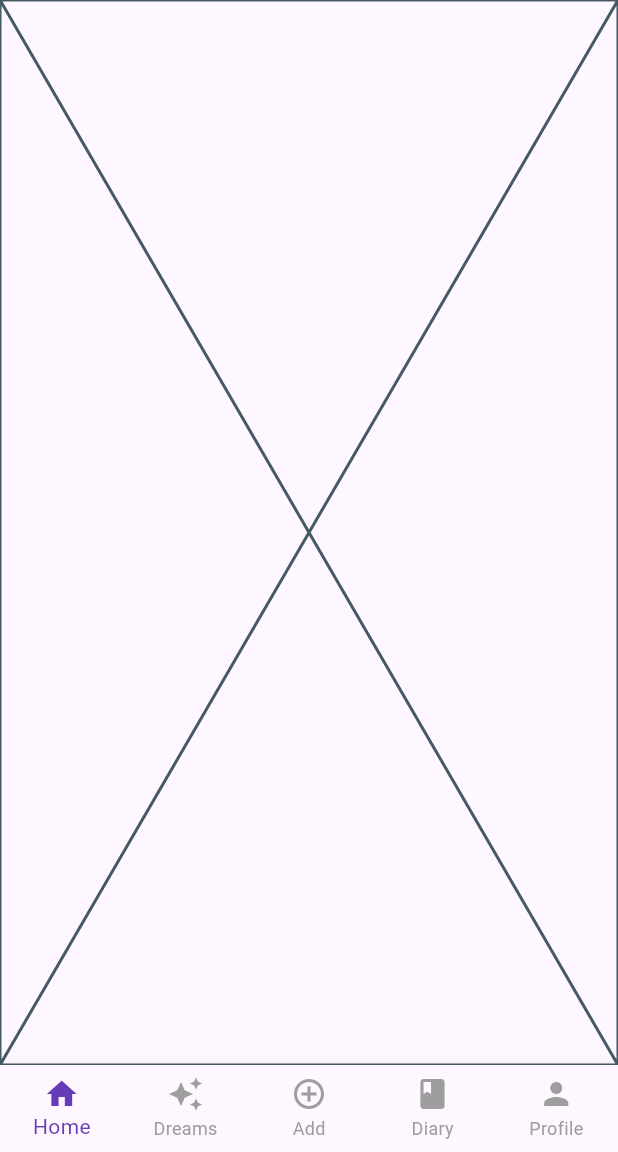
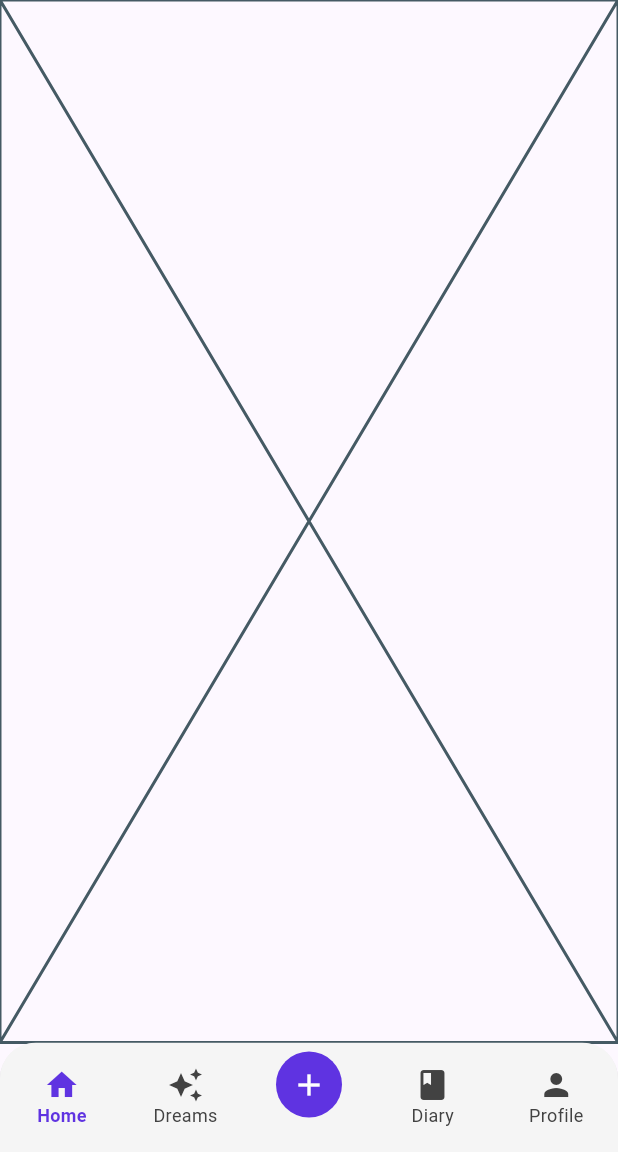
Before and after one commit to Firrizqia/Vireo-DreamListAPK, a Flutter app: the screen it shows after launch, on a phone screen of 412 x 824 dp, the part 84-1236 px from its top. Run offline on Flutter 3.47's test engine with Material 3 defaults, Android fonts, the phone set to English and light mode, and no system bars.

Commit message:
perubahan pada navbar dan penambahan warna

```diff
--- /dev/null
+++ b/lib/constants/primary_colors.dart
@@ -0,0 +1,3 @@
+import 'package:flutter/material.dart';
+
+const Color primaryColor = Color(0xFF5F33E1);
--- a/lib/main.dart
+++ b/lib/main.dart
@@ -3,6 +3,7 @@
 import 'package:vireo/screen/dream_list.dart';
 import 'package:vireo/screen/home_page.dart';
 import 'package:vireo/screen/profile_page.dart';
+import 'package:vireo/constants/primary_colors.dart';
 
 void main() {
   runApp(const MyApp());
@@ -16,9 +17,11 @@
     return MaterialApp(
       title: 'Vireo',
       theme: ThemeData(
-        colorScheme: ColorScheme.fromSeed(seedColor: Colors.deepPurple),
+        colorScheme: ColorScheme.fromSeed(seedColor: primaryColor),
+        useMaterial3: true,
       ),
       home: const MainScreen(),
+      debugShowCheckedModeBanner: false,
     );
   }
 }
@@ -31,94 +34,111 @@
 }
 
 class _MainScreenState extends State<MainScreen> {
-
   int _selectedIndex = 0;
 
-  final List<Widget> _page = [
+  final List<Widget> _pages = [
     const HomePage(),
     const DreamList(),
-    const SizedBox(),
+    const HomePage(), // Placeholder supaya indeks tetap konsisten
     const DiaryPage(),
-    const ProfilePage()
+    const ProfilePage(),
   ];
 
   void _onItemTapped(int index) {
     if (index == 2) {
       _showBottomDialog();
+      return;
     }
     setState(() {
       _selectedIndex = index;
     });
   }
 
-  void _showBottomDialog(){
+  void _showBottomDialog() {
     showModalBottomSheet(
       context: context,
-      builder: (context){
+      builder: (context) {
         return SizedBox(
           height: 200,
           child: Column(
             children: [
               ListTile(
-                leading:  const Icon(Icons.auto_awesome_sharp),
+                leading: const Icon(Icons.auto_awesome_sharp),
                 title: const Text('Add Dream'),
                 onTap: () {
                   Navigator.pop(context);
-                  // Add your action here
-                }
+                  // Tambahkan aksi di sini
+                },
               ),
               ListTile(
                 leading: const Icon(Icons.book),
                 title: const Text('Add Diary'),
                 onTap: () {
                   Navigator.pop(context);
-                  // Add your action here
-                }
-              )
+                  // Tambahkan aksi di sini
+                },
+              ),
             ],
           ),
         );
-      }
+      },
     );
   }
 
   @override
   Widget build(BuildContext context) {
     return Scaffold(
-      appBar: AppBar(
-        title: const Text('Vireo'),
+      appBar: AppBar(title: const Text('Vireo')),
+      body: _selectedIndex == 2 ? _pages[0] : _pages[_selectedIndex],
+      bottomNavigationBar: ClipRRect(
+        borderRadius: const BorderRadius.only(
+          topLeft: Radius.circular(24),
+          topRight: Radius.circular(24),
         ),
-      body: _page[_selectedIndex],
-      bottomNavigationBar: BottomNavigationBar(
+
+        child: BottomNavigationBar(
           currentIndex: _selectedIndex,
           onTap: _onItemTapped,
           type: BottomNavigationBarType.fixed,
-        items: const [
-          BottomNavigationBarItem(
+          selectedItemColor: primaryColor,
+          backgroundColor: Colors.grey[100],
+          unselectedItemColor: Colors.grey[800],
+          selectedLabelStyle: const TextStyle(
+            fontSize: 12,
+            fontWeight: FontWeight.w600,
+          ),
+          showUnselectedLabels: true,
+          items: [
+            const BottomNavigationBarItem(
               icon: Icon(Icons.home),
               label: 'Home',
             ),
-          BottomNavigationBarItem(
+            const BottomNavigationBarItem(
               icon: Icon(Icons.auto_awesome),
               label: 'Dreams',
             ),
             BottomNavigationBarItem(
-            icon: Icon(Icons.add_circle_outline),
-            label: 'Add',
+              icon: Container(
+                padding: const EdgeInsets.all(10),
+                decoration: const BoxDecoration(
+                  color: primaryColor,
+                  shape: BoxShape.circle,
                 ),
-          BottomNavigationBarItem(
+                child: const Icon(Icons.add, color: Colors.white),
+              ),
+              label: '',
+            ),
+            const BottomNavigationBarItem(
               icon: Icon(Icons.book),
               label: 'Diary',
             ),
-          BottomNavigationBarItem(
+            const BottomNavigationBarItem(
               icon: Icon(Icons.person),
               label: 'Profile',
             ),
           ],
-        selectedItemColor: Colors.deepPurple,
-        unselectedItemColor: Colors.grey,
         ),
-
+      ),
     );
   }
 }
```
Lines whose indentation alone changed are shown as unchanged.
